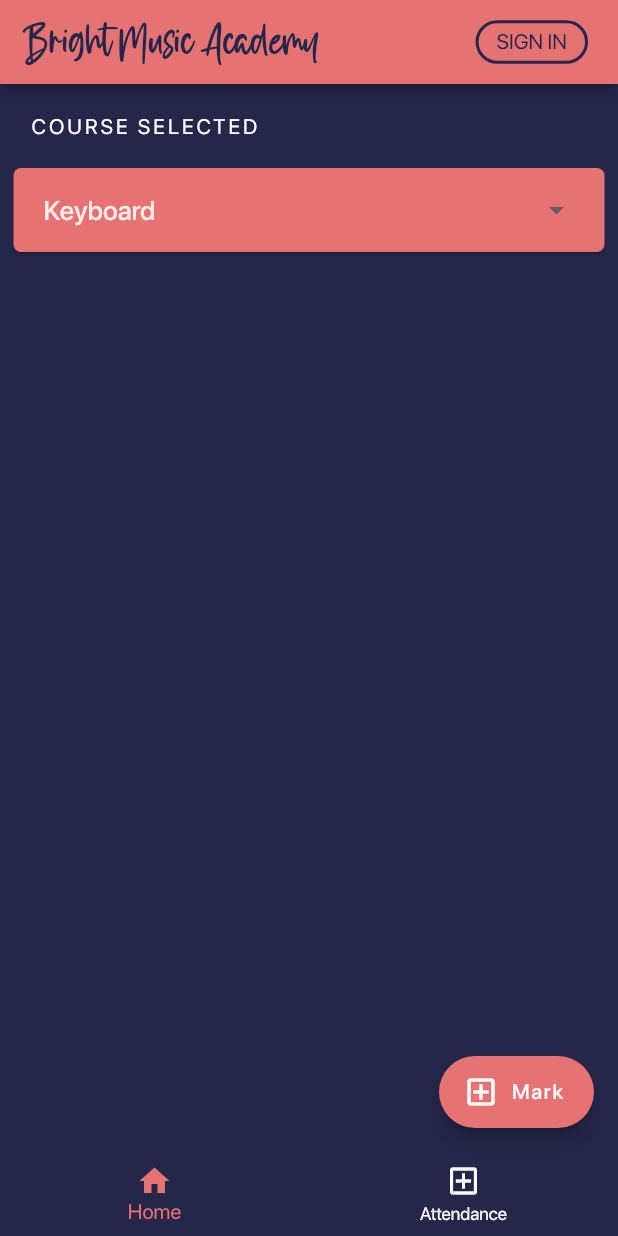
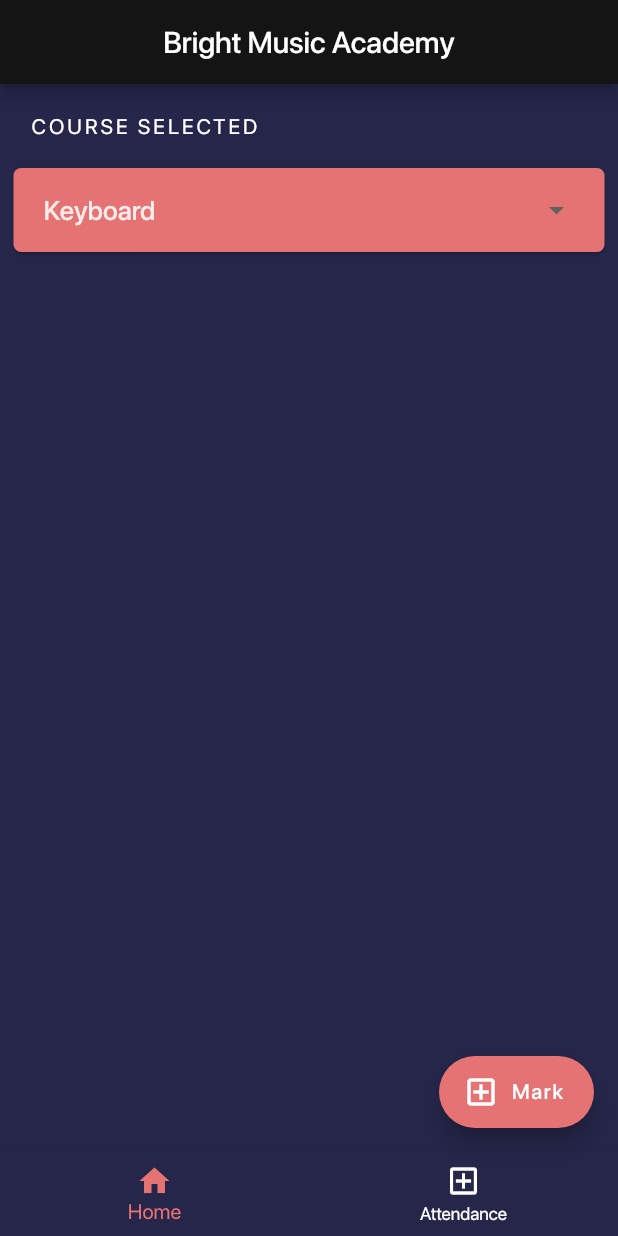
Before and after one commit to itcodehery/FlutterAttendanceApp, a Flutter app: the screen it shows after launch, on a phone screen of 412 x 824 dp. Run offline on Flutter 3.47's test engine with Material 2 defaults, Android fonts, the phone set to English and light mode, and no system bars.

```diff
--- a/attendance_app/lib/bright_appbar.dart
+++ b/attendance_app/lib/bright_appbar.dart
@@ -8,47 +8,11 @@ class BrightMusicAppBar extends StatelessWidget {
   @override
   Widget build(BuildContext context) {
     return AppBar(
+      backgroundColor: const Color.fromARGB(255, 20, 20, 20),
       title: const Text(
         'Bright Music Academy',
-        style: TextStyle(
-          color: Color.fromARGB(255, 38, 38, 75),
-          fontFamily: 'Musicalina',
-          fontWeight: FontWeight.normal,
-          fontSize: 40,
-        ),
       ),
-      actions: <Widget>[
-        Padding(
-            padding: const EdgeInsets.only(right: 20.0, top: 0),
-            child: GestureDetector(
-              onTap: () {},
-              child: const Align(
-                alignment: Alignment.centerRight,
-                child: DecoratedBox(
-                  position: DecorationPosition.foreground,
-                  decoration: BoxDecoration(
-                      shape: BoxShape.rectangle,
-                      borderRadius: BorderRadius.all(Radius.circular(20)),
-                      border: Border.symmetric(
-                          horizontal: BorderSide(
-                              color: Color.fromARGB(255, 38, 38, 75), width: 2),
-                          vertical: BorderSide(
-                              color: Color.fromARGB(255, 38, 38, 75),
-                              width: 2))),
-                  child: Padding(
-                    padding: EdgeInsets.fromLTRB(14, 6, 14, 6),
-                    child: Text("SIGN IN",
-                        style: TextStyle(
-                            color: Color.fromARGB(255, 38, 38, 75),
-                            fontSize: 14,
-                            fontFamily: 'SFProDisplay')),
-                  ),
-                ),
-              ),
-            )),
-      ],
-      centerTitle: false,
-      backgroundColor: Color(0xFFE57373),
+      centerTitle: true,
     );
   }
 }
```
